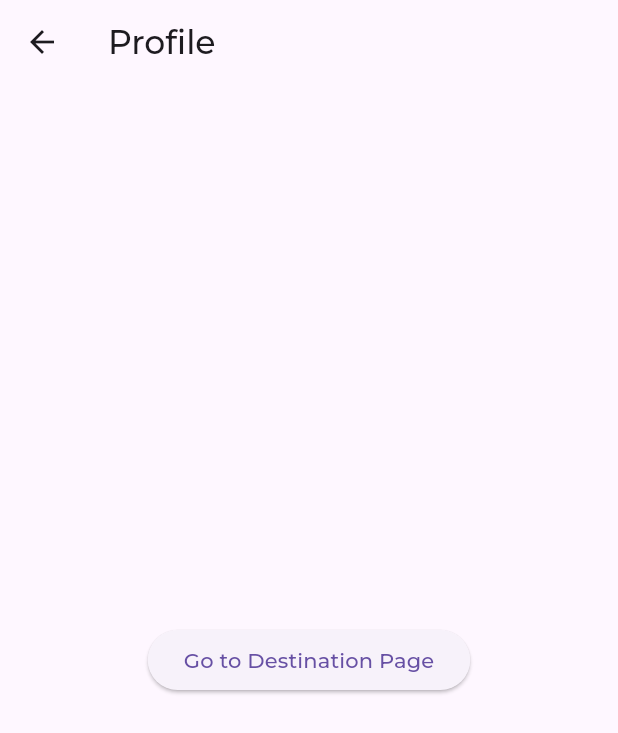
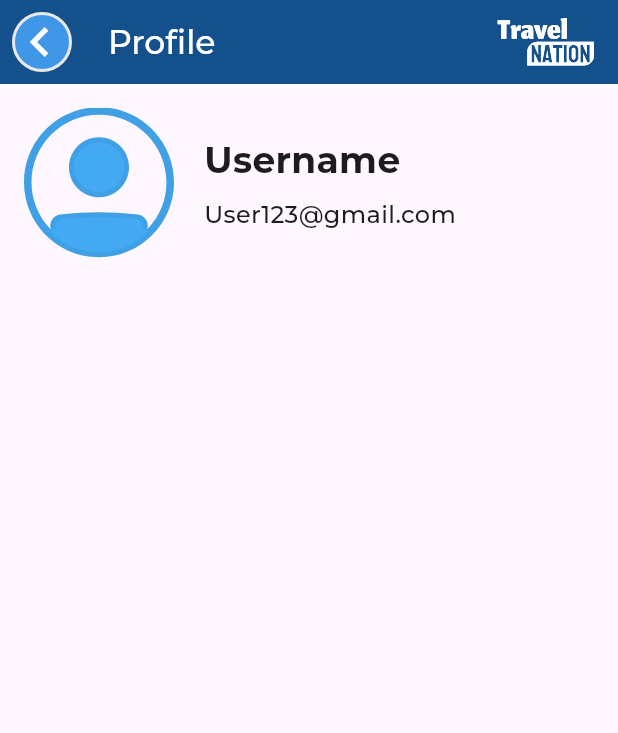
Before and after one commit to RivenFino/TravelNation, a Flutter app: the UserSettings screen opened directly, on a phone screen of 412 x 824 dp. Shown: the top 733 px of the screen. Run offline on Flutter 3.47's test engine with Material 3 defaults, Android fonts, the phone set to English and light mode, and no system bars; our stand-ins replace flutter_animate, flutter_svg, font_awesome_flutter, google_fonts, image_picker, sqflite; accounts and stored records are empty; project files that could hold a hidden picture were left out.

Commit message:
halaman profile 1

```diff
--- a/lib/main/dashboard.dart
+++ b/lib/main/dashboard.dart
@@ -123,16 +123,77 @@ class _UserSettings extends State<UserSettings> {
   Widget build(BuildContext context) {
     return Scaffold(
       appBar: AppBar(
-        title: Text('Profile'),
+        title: Text('Profile', style: TextStyle(
+                color: Colors.white,
+              ),),
+
+        backgroundColor: Color.fromRGBO(20, 80, 140, 1),
+        leading: IconButton(
+          icon: SvgPicture.asset(
+                    'assets/images/Back.svg',
+                    fit: BoxFit.cover),
+          onPressed: () {
+            Navigator.pop(context);
+          },),
+          actions: [
+              Padding(
+                padding: const EdgeInsets.only(right: 16.0),
+                child: SvgPicture.asset(
+                  'assets/images/TravelNation_SVGLogo.svg',
+                  fit: BoxFit.contain,
+                  height: 32, // Sesuaikan tinggi logo jika perlu
+                ),
+              ),
+            ],
       ),
-      body: Center(
-        child: ElevatedButton(
-          onPressed: () {
-            Navigator.pushNamed(context, '/destination');
-          },
-          child: Text('Go to Destination Page'),
+
+      body: Padding(
+        padding: const EdgeInsets.all(16.0),
+        child: Column(
+          children: [
+            Row(
+              children: [
+                Container(
+
+                  width: 100,
+
+                  height: 100,
+                  child: SvgPicture.asset(
+                    'assets/images/usercircle.svg',
+                    fit: BoxFit.cover,
+                  ),
+                ),
+
+                SizedBox(
+                  width: 20,
+                ),
+                Expanded(
+                  child: Column(
+                    crossAxisAlignment: CrossAxisAlignment.start,
+                    children: [
+                      Text(
+                        'Username',
+                        style: TextStyle(
+                          fontSize: 24,
+                          fontWeight: FontWeight.bold,
+                        ),
+                      ),
+                      SizedBox(height: 8),
+                      Text(
+                        'User123@gmail.com',
+                        style: TextStyle(
+                          fontSize: 16,
+                        ),
+                      ),
+
+                    ],
+                  ),
+                ),
+              ],
+            )
+          ],
         ),
-      ),
+      )
     );
   }
 }
```
Also changed, not shown: lib/inputPage/Destination.dart (line endings or trailing spaces), lib/inputPage/update_form.dart (added), pubspec.lock (added).
